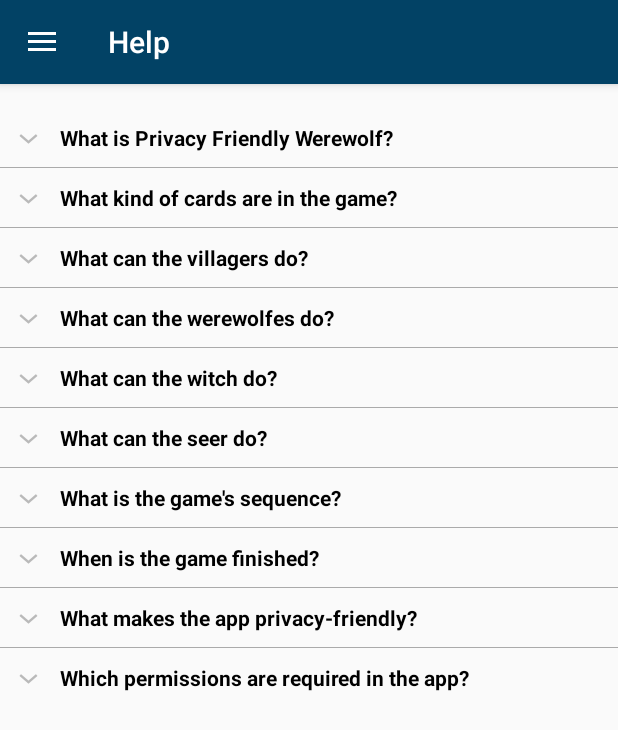
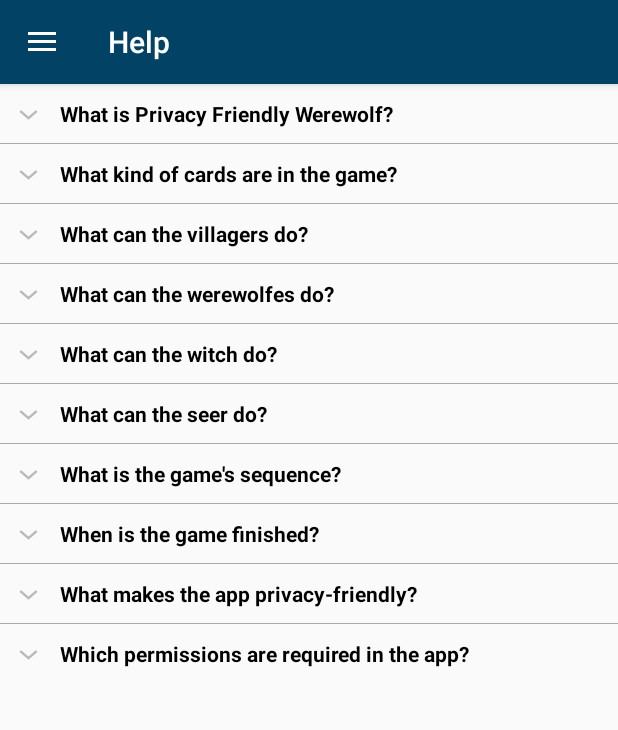
Before and after one commit to SecUSo/privacy-friendly-werewolf, an Android app: the HelpActivity screen opened directly, with no data from a screen before it, on a phone screen of 412 x 824 dp. Shown: the top 730 px of the screen. Run offline under Robolectric (Android 15) with nearby library versions, the phone set to English and light mode, and no system bars.

Commit message:
padding in help removed

```diff
--- a/app/src/main/res/layout/activity_help_content.xml
+++ b/app/src/main/res/layout/activity_help_content.xml
@@ -5,9 +5,7 @@
     xmlns:tools="http://schemas.android.com/tools"
     xmlns:app="http://schemas.android.com/apk/res-auto"
     app:layout_behavior="@string/appbar_scrolling_view_behavior"
-    android:paddingBottom="@dimen/activity_vertical_margin"
-    android:paddingTop="@dimen/activity_vertical_margin"
-    tools:context=".activities.HelpActivity">
+    tools:context=".activity.HelpActivity">
 
     <ExpandableListView
         android:divider="@android:color/darker_gray"
--- a/app/src/main/res/values/strings.xml
+++ b/app/src/main/res/values/strings.xml
@@ -134,7 +134,7 @@ After these phases the process starts again.</string>
     <string name="action_about">About</string>
     <string name="message_villagers_discuss">Discussion round</string>
     <string name="message_day_over">End of the Day</string>
-    <string name="pref_werewolf_summary">Die current amount of werewolves is</string>
+    <string name="pref_werewolf_summary">The current number of werewolves is</string>
     <string name="pref_timer_summary">This phase currently lasts</string>
     <string name="pref_seconds">seconds.</string>
     <string name="pref_cat_title_chars">Player Roles</string>
```
